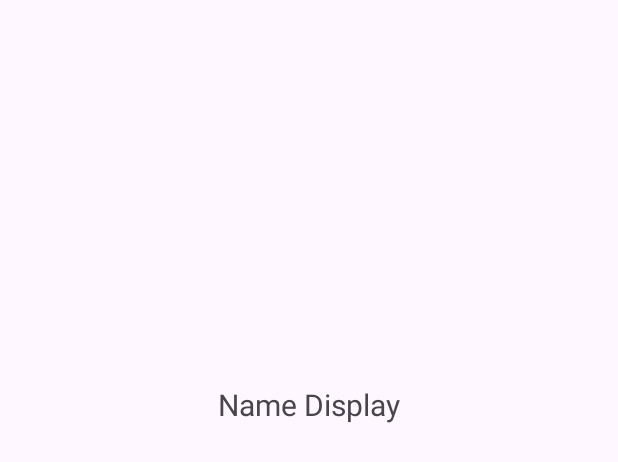
After one commit to PhanTien234/Learn_MobileApp, an Android app: the layout activity_name_display.xml on its own in the app's theme, with its tools: preview values and no code run, on a phone screen of 412 x 824 dp. The commit adds this screen. Shown: the top 462 px of the screen. Run offline under Robolectric (Android 15) with nearby library versions, the phone set to English and light mode, and no system bars.

Commit message:
add-2th-activity base on Gui

```diff
--- a/app/src/main/AndroidManifest.xml
+++ b/app/src/main/AndroidManifest.xml
@@ -13,6 +13,9 @@
         android:theme="@style/Theme.HelloWorld"
         tools:targetApi="31">
         <activity
+            android:name=".NameDisplay"
+            android:exported="false" />
+        <activity
             android:name=".MainActivity"
             android:exported="true">
             <intent-filter>
--- /dev/null
+++ b/app/src/main/res/layout/activity_name_display.xml
@@ -0,0 +1,19 @@
+<?xml version="1.0" encoding="utf-8"?>
+<androidx.constraintlayout.widget.ConstraintLayout xmlns:android="http://schemas.android.com/apk/res/android"
+    xmlns:app="http://schemas.android.com/apk/res-auto"
+    xmlns:tools="http://schemas.android.com/tools"
+    android:layout_width="match_parent"
+    android:layout_height="match_parent"
+    tools:context=".NameDisplay">
+
+    <TextView
+        android:id="@+id/name_display"
+        android:layout_width="wrap_content"
+        android:layout_height="wrap_content"
+        android:layout_marginTop="256dp"
+        android:text="Name Display"
+        android:textSize="20sp"
+        app:layout_constraintEnd_toEndOf="parent"
+        app:layout_constraintStart_toStartOf="parent"
+        app:layout_constraintTop_toTopOf="parent" />
+</androidx.constraintlayout.widget.ConstraintLayout>
```
Also changed, not shown: app/src/main/java/com/example/helloworld/MainActivity.java (+11 -2 lines), app/src/main/java/com/example/helloworld/NameDisplay.java (added, +45 -0 lines).
